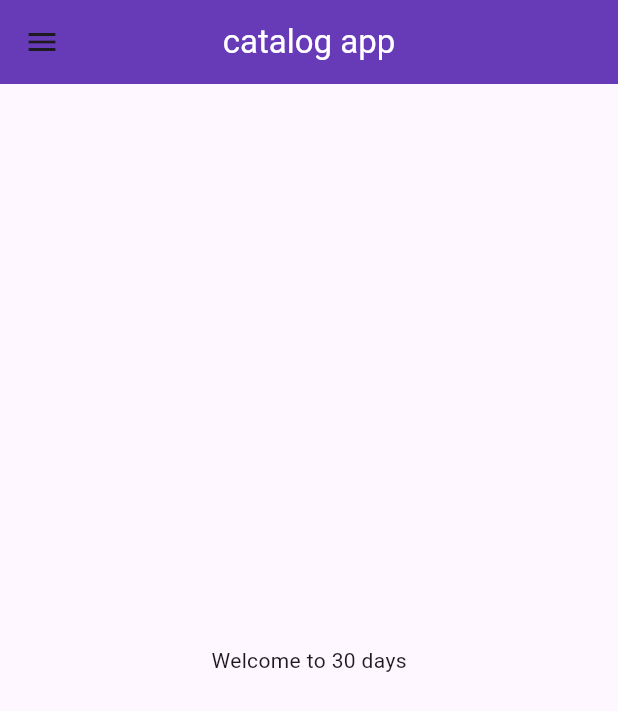
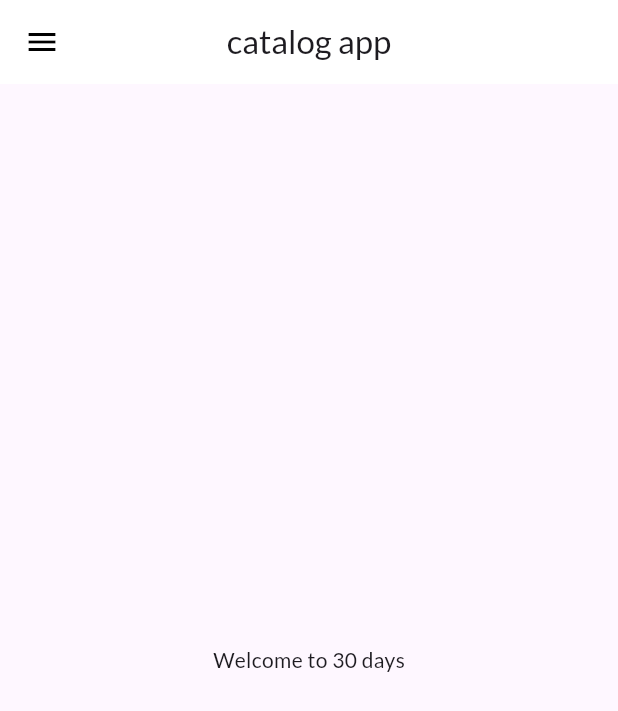
Before and after one commit to Dino1903/30daysofflutter, a Flutter app: the screen it shows after launch, on a phone screen of 412 x 824 dp. Shown: the top 711 px of the screen. Run offline on Flutter 3.47's test engine with Material 3 defaults, Android fonts, the phone set to English and light mode, and no system bars; our stand-ins replace google_fonts.

Commit message:
day9 completed

```diff
--- a/lib/main.dart
+++ b/lib/main.dart
@@ -2,7 +2,7 @@ import 'package:flutter/material.dart';
 import 'package:flutter_catalog_app/login_page.dart';
 import 'package:flutter_catalog_app/pages/home_page.dart';
 import 'package:flutter_catalog_app/utils/routes.dart';
-import 'package:google_fonts/google_fonts.dart';
+import 'widgets/themes.dart';
 
 void main() {
   runApp(const MyApp());
@@ -16,10 +16,8 @@ class MyApp extends StatelessWidget {
     return MaterialApp(
       // home: const HomePage(),
       themeMode: ThemeMode.light,
-      darkTheme: ThemeData(
-        primarySwatch: Colors.deepPurple,
-        fontFamily: GoogleFonts.lato().fontFamily,
-      ),
+      theme: MyTheme.LightTheme(context),
+      darkTheme: MyTheme.darkTheme(context),
       debugShowCheckedModeBanner: false,
       initialRoute: MyRoutes.homeRoute,
       routes: {
--- a/lib/pages/home_page.dart
+++ b/lib/pages/home_page.dart
@@ -9,10 +9,8 @@ class HomePage extends StatelessWidget {
     int days = 30;
     return Scaffold(
       appBar: AppBar(
-        backgroundColor: Colors.deepPurple,
         title: const Text(
           "catalog app",
-          style: TextStyle(color: Colors.white),
         ),
         centerTitle: true, // This centers the title text
       ),
--- /dev/null
+++ b/lib/widgets/themes.dart
@@ -0,0 +1,18 @@
+import 'package:flutter/material.dart';
+import 'package:google_fonts/google_fonts.dart';
+
+class MyTheme {
+  static ThemeData LightTheme(BuildContext context) => ThemeData(
+        primarySwatch: Colors.deepPurple,
+        fontFamily: GoogleFonts.lato().fontFamily,
+        appBarTheme: const AppBarTheme(
+          color: Colors.white,
+          elevation: 0.0,
+          iconTheme: IconThemeData(color: Colors.black),
+        ),
+      );
+
+  static ThemeData darkTheme(BuildContext context) => ThemeData(
+        brightness: Brightness.dark,
+      );
+}
```
